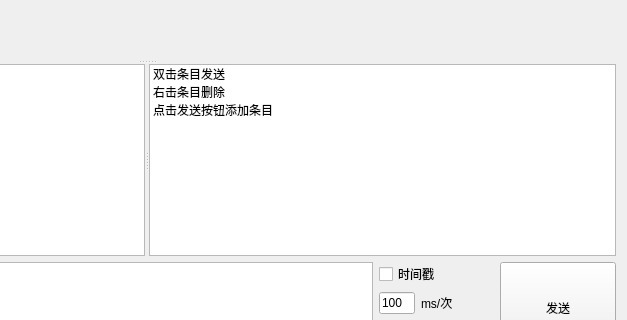
Qt form ComAssistant/mainwindow.ui (petertheprocess/ComAssistant) before a commit; both pictures show x 333 to 960 and y 283 to 603 of the 960 by 720 pixel window.
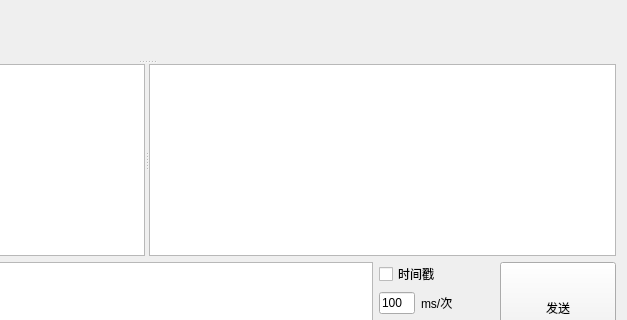
The same form after that commit. Custom widgets are drawn as their Qt base class.

Commit message: 多字符串可以保存；右键多字符串条目可以进行编辑

What changed in the file:
```diff
--- a/ComAssistant/mainwindow.ui
+++ b/ComAssistant/mainwindow.ui
@@ -367,21 +367,6 @@
         <property name="contextMenuPolicy">
          <enum>Qt::CustomContextMenu</enum>
         </property>
-        <item>
-         <property name="text">
-          <string>双击条目发送</string>
-         </property>
-        </item>
-        <item>
-         <property name="text">
-          <string>右击条目删除</string>
-         </property>
-        </item>
-        <item>
-         <property name="text">
-          <string>点击发送按钮添加条目</string>
-         </property>
-        </item>
        </widget>
       </widget>
      </widget>
```
The commit also changes 5 other files.
